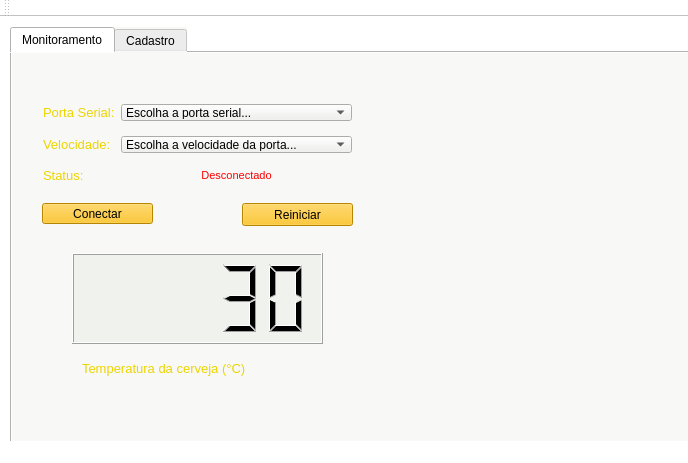
calebeof/ThermoBeer, file mainwindow.ui: the form before one commit.
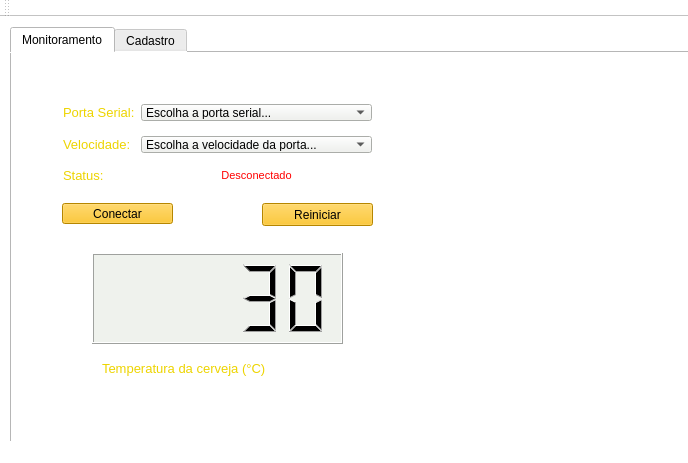
The form after the commit. The open tabs and pages were chosen to show the change. Icons and pictures are not drawn.

Diff of the .ui file:
```diff
--- a/mainwindow.ui
+++ b/mainwindow.ui
@@ -46,7 +46,7 @@
      </rect>
     </property>
     <property name="styleSheet">
-     <string notr="true">background-color: #f8f9f7;</string>
+     <string notr="true">background-color: #ffffff;</string>
     </property>
     <property name="currentIndex">
      <number>1</number>
@@ -58,7 +58,7 @@
      <widget class="QWidget" name="formLayoutWidget">
       <property name="geometry">
        <rect>
-        <x>20</x>
+        <x>40</x>
         <y>40</y>
         <width>331</width>
         <height>101</height>
@@ -72,6 +72,9 @@
            <pointsize>10</pointsize>
           </font>
          </property>
+         <property name="styleSheet">
+          <string notr="true">color: #ffbb00;</string>
+         </property>
          <property name="text">
           <string>&lt;html&gt;&lt;head/&gt;&lt;body&gt;&lt;p&gt;&lt;span style=&quot; color:#edd400;&quot;&gt;Porta Serial:&lt;/span&gt;&lt;/p&gt;&lt;/body&gt;&lt;/html&gt;</string>
          </property>
@@ -164,7 +167,7 @@
      <widget class="QPushButton" name="pb_conectar">
       <property name="geometry">
        <rect>
-        <x>30</x>
+        <x>50</x>
         <y>150</y>
         <width>111</width>
         <height>21</height>
@@ -191,7 +194,7 @@
      <widget class="QPushButton" name="pb_reiniciar">
       <property name="geometry">
        <rect>
-        <x>230</x>
+        <x>250</x>
         <y>150</y>
         <width>111</width>
         <height>23</height>
@@ -218,7 +221,7 @@
      <widget class="QLCDNumber" name="lcd_temp">
       <property name="geometry">
        <rect>
-        <x>60</x>
+        <x>80</x>
         <y>200</y>
         <width>251</width>
         <height>91</height>
@@ -240,7 +243,7 @@
      <widget class="QLabel" name="lb_temp">
       <property name="geometry">
        <rect>
-        <x>70</x>
+        <x>90</x>
         <y>300</y>
         <width>231</width>
         <height>31</height>
@@ -261,7 +264,7 @@
      <widget class="QLabel" name="lb_logo">
       <property name="geometry">
        <rect>
-        <x>390</x>
+        <x>400</x>
         <y>60</y>
         <width>241</width>
         <height>241</height>
```
Left out of the diff: 12 changed lines with no effect on the pictures.
